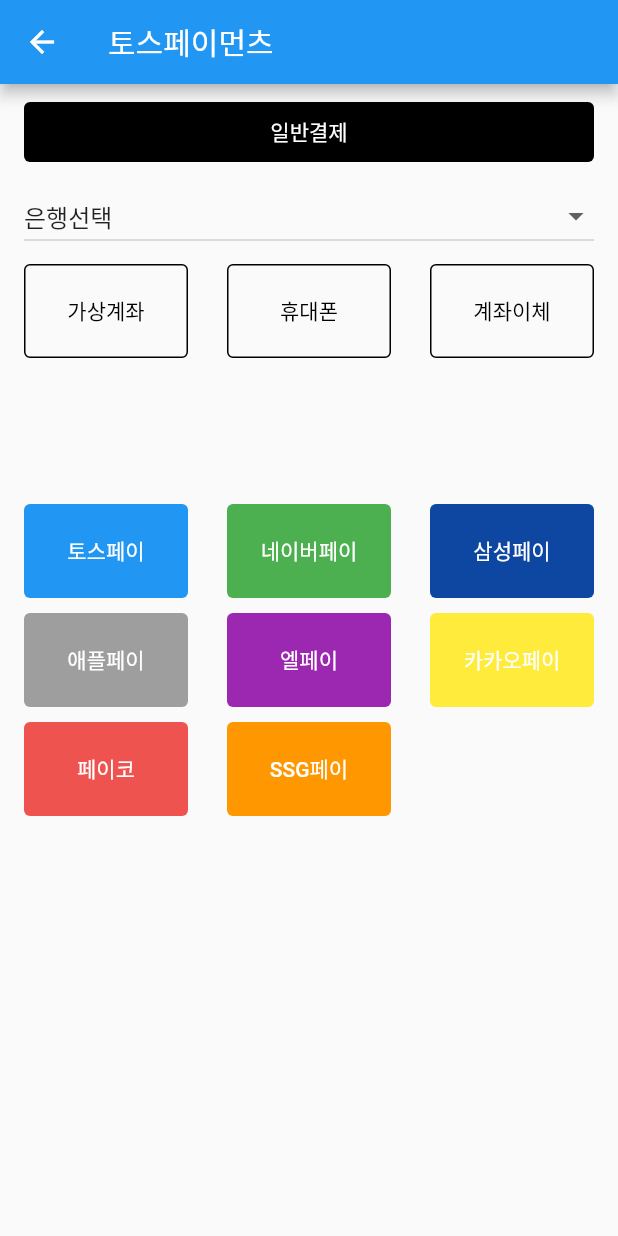
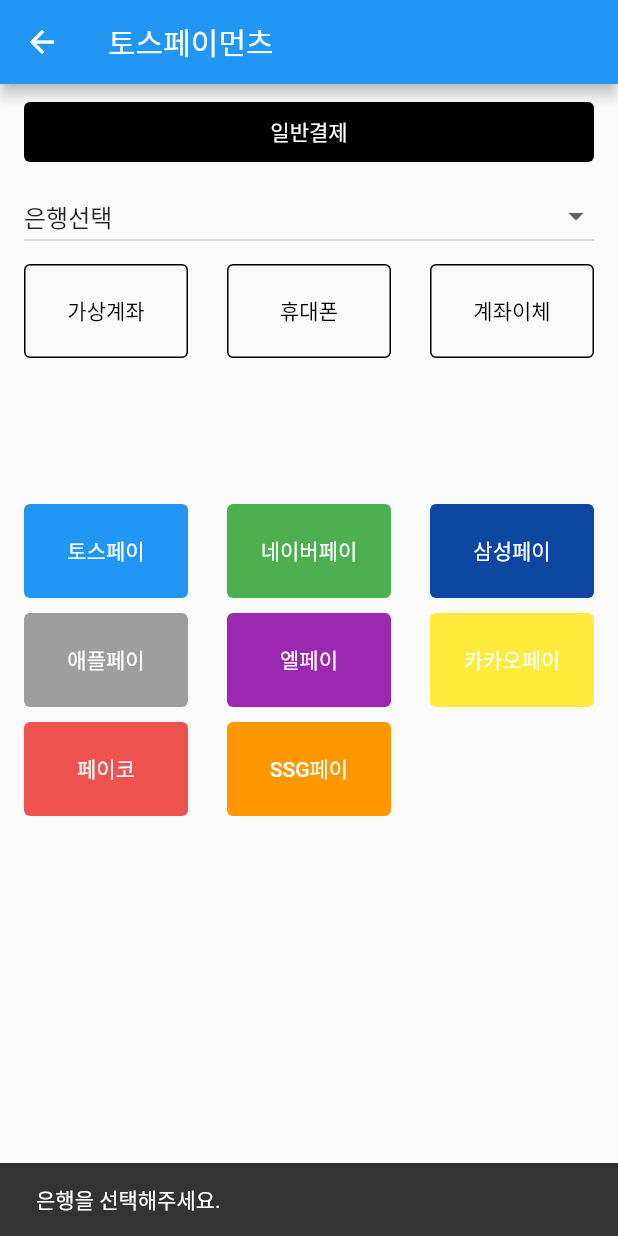
Before and after one commit to perter-parker/flutter_payments, a Flutter app: the TosspaymentsScreen screen opened directly, after a tap on "일반결제", on a phone screen of 412 x 824 dp. Run offline on Flutter 3.47's test engine with Material 2 defaults, Android fonts, the phone set to English and light mode, and no system bars; missing offline and left inert: iamport_flutter, tosspayments_webview_flutter.

Commit message:
은행 미선택 snakbar 추가

```diff
--- a/lib/main.dart
+++ b/lib/main.dart
@@ -7,7 +7,6 @@
 import 'iamport/screens/payment.dart';
 import 'iamport/screens/payment_result.dart';
 import 'iamport/screens/payment_test.dart';
-import 'iamport/screens/payments_screen.dart';
 
 void main() {
   runApp(const MyApp());
@@ -45,7 +44,6 @@
         '/certification-test': (context) => const CertificationTest(),
         '/certification': (context) => const Certification(),
         '/certification-result': (constext) => const CertificationResult(),
-        '/payments': (contet) => const PaymentsScreen(),
       },
     );
   }
--- a/lib/tosspayments/toss_payments.dart
+++ b/lib/tosspayments/toss_payments.dart
@@ -142,7 +142,7 @@
                           ),
                         );
                       } else {
-                        print('안된겨?');
+                        ScaffoldMessenger.of(context).showSnackBar(const SnackBar(content: Text('은행을 선택해주세요.')));
                       }
                     },
                     child: const Text('일반결제'),
```
Also changed, not shown: lib/iamport/screens/payments_screen.dart (deleted, +0 -14 lines).
